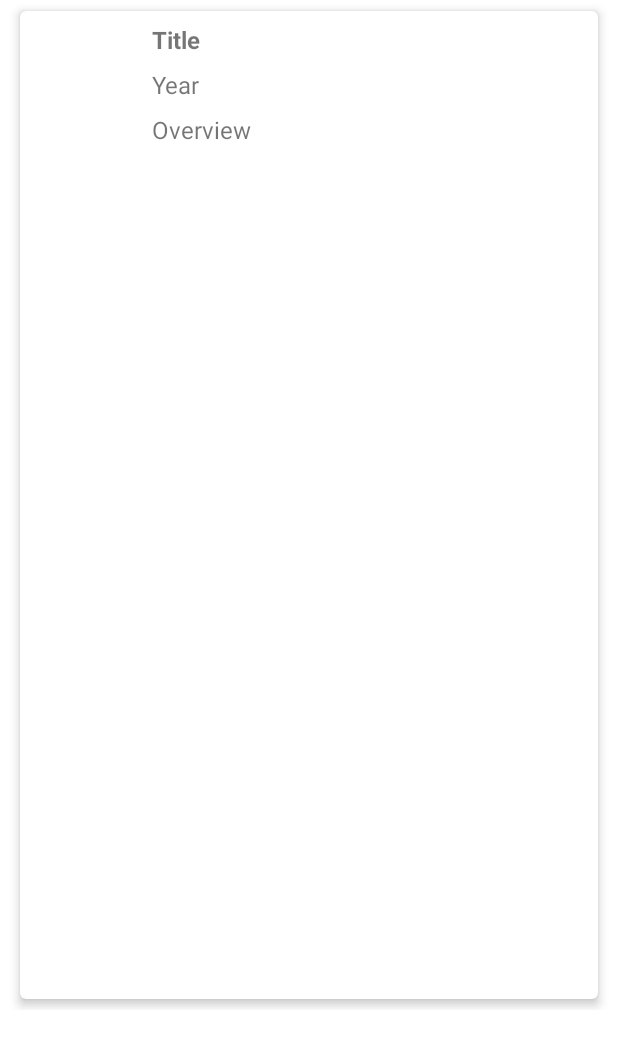
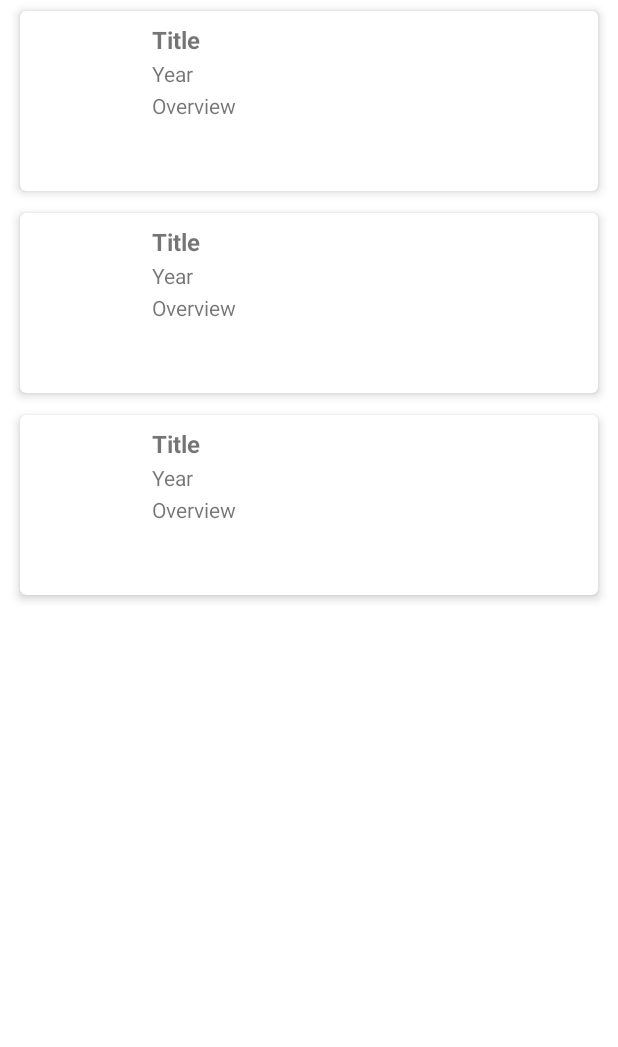
Before and after one commit to ruligandari/JetpackSubmission2, an Android app: the layout fragment_tv_shows.xml on its own in the app's theme, with its tools: preview values and no code run, on a phone screen of 412 x 824 dp. Shown: the top 1047 px of the screen. Run offline under Robolectric (Android 15) with nearby library versions, the phone set to English and light mode, and no system bars; network calls fail.

Commit message:
fix layout cardview in tvshowlis

```diff
--- a/app/src/main/java/com/ruligandari/jetpacksubmission2/ui/MainActivity.kt
+++ b/app/src/main/java/com/ruligandari/jetpacksubmission2/ui/MainActivity.kt
@@ -20,6 +20,5 @@ class MainActivity : AppCompatActivity() {
         activityMainBinding.tabs.setupWithViewPager(activityMainBinding.viewpager)
 
         supportActionBar?.elevation = 0f
-        actionBar?.setBackgroundDrawable(ColorDrawable(Color.rgb(0,77,170)))
     }
 }
--- a/app/src/main/java/com/ruligandari/jetpacksubmission2/ui/tvshows/TvShowsAdapter.kt
+++ b/app/src/main/java/com/ruligandari/jetpacksubmission2/ui/tvshows/TvShowsAdapter.kt
@@ -16,6 +16,7 @@ import com.ruligandari.jetpacksubmission2.ui.detail.DetailTvShowsActivity
 
 class TvShowsAdapter: RecyclerView.Adapter<TvShowsAdapter.TvShowsViewHolder>() {
     private var listTvShows = ArrayList<TvShowsEntity>()
+
     companion object{
         const val BASE_URL = "https://image.tmdb.org/t/p/original"
     }
@@ -35,17 +36,20 @@ class TvShowsAdapter: RecyclerView.Adapter<TvShowsAdapter.TvShowsViewHolder>() {
                 if (Build.VERSION.SDK_INT >= Build.VERSION_CODES.O){
                     tvItemDescription.justificationMode = Layout.JUSTIFICATION_MODE_INTER_WORD
                 }
+
                 tvItemTitle.text = data.name
                 tvItemRelease.text = data.first_air_date
                 tvItemDescription.text = data.overview
+                itemView.setOnClickListener{
+                    val intent = Intent(itemView.context, DetailTvShowsActivity:: class.java)
+                    intent.putExtra(DetailTvShowsActivity.EXTRA_TV_SHOW, data.id)
+                    itemView.context.startActivity(intent)
+                }
                 Glide.with(itemView.context)
                     .load(BASE_URL +data.poster_path)
                     .apply(RequestOptions.placeholderOf(R.drawable.ic_loading).error(R.drawable.ic_error))
                     .into(imgPoster)
 
-                itemView.setOnClickListener{
-                    val intent = Intent(itemView.context, DetailTvShowsActivity:: class.java)
-                }
             }
         }
     }
@@ -57,6 +61,7 @@ class TvShowsAdapter: RecyclerView.Adapter<TvShowsAdapter.TvShowsViewHolder>() {
 
     override fun onBindViewHolder(holder: TvShowsViewHolder, position: Int) {
        val tvShows = listTvShows[position]
+        holder.bind(tvShows)
     }
 
     override fun getItemCount(): Int = listTvShows.size
--- a/app/src/main/java/com/ruligandari/jetpacksubmission2/ui/tvshows/TvShowsFragement.kt
+++ b/app/src/main/java/com/ruligandari/jetpacksubmission2/ui/tvshows/TvShowsFragement.kt
@@ -14,11 +14,7 @@ class TvShowsFragement: Fragment() {
     private var fragmentTvShowsBinding: FragmentTvShowsBinding? = null
     private val binding get() = fragmentTvShowsBinding!!
 
-    override fun onCreateView(
-        inflater: LayoutInflater,
-        container: ViewGroup?,
-        savedInstanceState: Bundle?
-    ): View {
+    override fun onCreateView(inflater: LayoutInflater, container: ViewGroup?, savedInstanceState: Bundle?) : View {
         fragmentTvShowsBinding = FragmentTvShowsBinding.inflate(layoutInflater, container, false)
         return fragmentTvShowsBinding!!.root
     }
--- a/app/src/main/res/layout/fragment_tv_shows.xml
+++ b/app/src/main/res/layout/fragment_tv_shows.xml
@@ -1,9 +1,11 @@
 <?xml version="1.0" encoding="utf-8"?>
-<FrameLayout xmlns:android="http://schemas.android.com/apk/res/android"
+<FrameLayout
+    xmlns:android="http://schemas.android.com/apk/res/android"
     android:layout_width="match_parent"
     android:layout_height="match_parent"
     xmlns:tools="http://schemas.android.com/tools"
     xmlns:app="http://schemas.android.com/apk/res-auto">
+
     <androidx.recyclerview.widget.RecyclerView
         android:id="@+id/rv_tv_shows"
         android:layout_width="match_parent"
--- a/app/src/main/res/layout/item_movies.xml
+++ b/app/src/main/res/layout/item_movies.xml
@@ -18,6 +18,7 @@
         android:id="@+id/item_container"
         android:layout_width="match_parent"
         android:layout_height="wrap_content" >
+
         <ImageView
             android:id="@+id/img_poster"
             android:layout_width="80dp"
--- a/app/src/main/res/layout/item_tv_shows.xml
+++ b/app/src/main/res/layout/item_tv_shows.xml
@@ -1,29 +1,33 @@
 <?xml version="1.0" encoding="utf-8"?>
 <androidx.cardview.widget.CardView xmlns:android="http://schemas.android.com/apk/res/android"
-    android:layout_width="match_parent"
-    android:layout_height="match_parent"
     xmlns:app="http://schemas.android.com/apk/res-auto"
     xmlns:tools="http://schemas.android.com/tools"
-    android:orientation="vertical"
-    android:id="@+id/cv_item_tv_shows"
+    android:id="@+id/cv_item_tv_show"
+    android:layout_width="match_parent"
+    android:layout_height="wrap_content"
     android:layout_marginLeft="8dp"
     android:layout_marginRight="8dp"
+    android:orientation="vertical"
     app:cardCornerRadius="4dp"
     app:cardElevation="4dp"
+    app:cardMaxElevation="4dp"
     app:cardUseCompatPadding="true">
 
     <androidx.constraintlayout.widget.ConstraintLayout
+        android:id="@+id/item_container"
         android:layout_width="match_parent"
-        android:layout_height="wrap_content"
-        android:id="@+id/item_container">
+        android:layout_height="wrap_content">
 
         <ImageView
             android:id="@+id/img_poster"
             android:layout_width="80dp"
             android:layout_height="120dp"
+            android:layout_alignParentStart="true"
+            android:layout_alignParentTop="true"
             app:layout_constraintBottom_toBottomOf="parent"
             app:layout_constraintStart_toStartOf="parent"
-            app:layout_constraintTop_toTopOf="parent" />
+            app:layout_constraintTop_toTopOf="parent"
+            tools:ignore="ContentDescription" />
 
         <TextView
             android:id="@+id/tv_item_title"
@@ -32,12 +36,11 @@
             android:layout_marginStart="8dp"
             android:layout_marginTop="8dp"
             android:layout_marginEnd="8dp"
-            android:ellipsize="none"
+            android:ellipsize="end"
             android:gravity="start"
             android:textSize="16sp"
             android:textStyle="bold"
             app:layout_constraintEnd_toEndOf="parent"
-            app:layout_constraintHorizontal_bias="0.0"
             app:layout_constraintStart_toEndOf="@+id/img_poster"
             app:layout_constraintTop_toTopOf="parent"
             tools:text="@string/title" />
@@ -46,35 +49,32 @@
             android:id="@+id/tv_item_release"
             android:layout_width="0dp"
             android:layout_height="wrap_content"
-            android:layout_marginStart="8dp"
-            android:layout_marginTop="8dp"
-            android:layout_marginEnd="8dp"
-            android:ellipsize="none"
+            android:layout_marginTop="2dp"
+            android:layout_marginEnd="16dp"
+            android:ellipsize="end"
             android:gravity="start"
-            android:textSize="16sp"
+            android:textSize="14sp"
             app:layout_constraintEnd_toEndOf="parent"
-            app:layout_constraintHorizontal_bias="0.0"
-            app:layout_constraintStart_toEndOf="@+id/img_poster"
+            app:layout_constraintStart_toStartOf="@+id/tv_item_title"
             app:layout_constraintTop_toBottomOf="@+id/tv_item_title"
-            tools:text="@string/year" />
+            tools:text="Year"/>
 
         <TextView
             android:id="@+id/tv_item_description"
             android:layout_width="0dp"
             android:layout_height="wrap_content"
-            android:layout_marginStart="8dp"
-            android:layout_marginTop="8dp"
-            android:layout_marginEnd="8dp"
-            android:ellipsize="none"
+            android:layout_marginTop="2dp"
+            android:layout_marginEnd="16dp"
+            android:ellipsize="end"
             android:gravity="start"
-            android:textSize="16sp"
+            android:maxLines="3"
+            android:textSize="14sp"
+            android:justificationMode="inter_word"
             app:layout_constraintEnd_toEndOf="parent"
-            app:layout_constraintHorizontal_bias="0.0"
-            app:layout_constraintStart_toEndOf="@+id/img_poster"
+            app:layout_constraintStart_toStartOf="@+id/tv_item_title"
             app:layout_constraintTop_toBottomOf="@+id/tv_item_release"
-            tools:text="@string/overview" />
-
+            tools:text="@string/overview"
+            tools:targetApi="o" />
 
     </androidx.constraintlayout.widget.ConstraintLayout>
-
 </androidx.cardview.widget.CardView>
```
